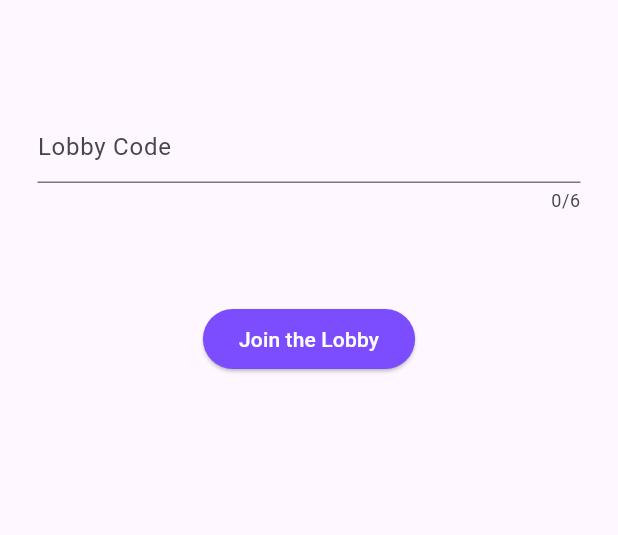
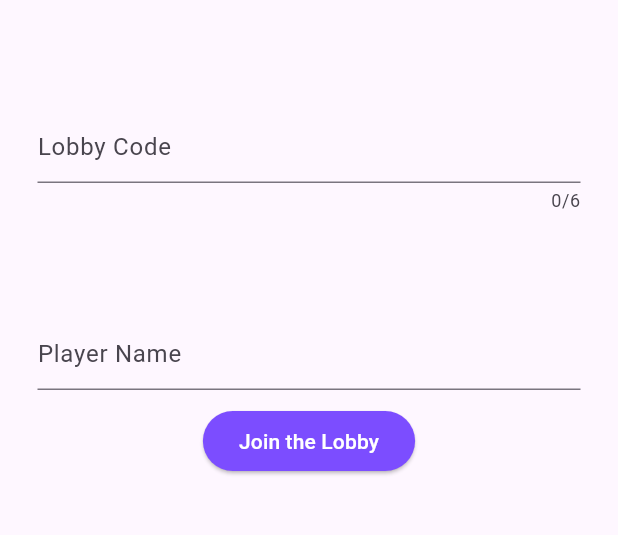
Before and after one commit to TimeSortOfWellSpent/hunted_frontend, a Flutter app: the JoinLobby screen opened directly, after a tap on "Join the Lobby", on a phone screen of 412 x 824 dp, the part 63-598 px from its top. Run offline on Flutter 3.47's test engine with Material 3 defaults, Android fonts, the phone set to English and light mode, and no system bars; our stand-ins replace fluttertoast; network calls fail.

Commit message:
Add player name input to join lobby functionality

```diff
--- a/lib/pages/join_lobby.dart
+++ b/lib/pages/join_lobby.dart
@@ -14,6 +14,7 @@ class JoinLobby extends StatefulWidget {
 
 class _JoinLobbyState extends State<JoinLobby> {
   final TextEditingController lobbyCodeController = TextEditingController();
+  final TextEditingController playerNameController = TextEditingController();
 
   @override
   Widget build(BuildContext context) {
@@ -35,12 +36,19 @@ class _JoinLobbyState extends State<JoinLobby> {
             ),
           ),
           const SizedBox(height: 50),
+          Padding(
+            padding: const EdgeInsets.fromLTRB(25, 10, 25, 10),
+            child: TextField(
+              decoration: const InputDecoration(hintText: 'Player Name'),
+              controller: playerNameController,
+            ),
+          ),
           ElevatedButton(
             onPressed: () async {
               final response = await http.post(
                 Uri.parse('http://localhost:3000/api/join-lobby'),
                 headers: {'Content-Type': 'application/json'},
-                body: jsonEncode({'code': lobbyCodeController.text}),
+                body: jsonEncode({'code': lobbyCodeController.text, 'name': playerNameController.text}),
               );
 
               if (response.statusCode == 200) {
@@ -48,8 +56,9 @@ class _JoinLobbyState extends State<JoinLobby> {
                 Navigator.push(context, MaterialPageRoute(builder: (context) => Lobby(lobby: lobby, isHost: false)));
               } else if (response.statusCode == 400) {
                 Fluttertoast.showToast(msg: 'Lobby not found', toastLength: Toast.LENGTH_SHORT, gravity: ToastGravity.CENTER, timeInSecForIosWeb: 1, backgroundColor: Colors.red, textColor: Colors.white, fontSize: 16.0);
-              }
-              else {
+              } else if (response.statusCode == 409) {
+                Fluttertoast.showToast(msg: 'Player name already taken', toastLength: Toast.LENGTH_SHORT, gravity: ToastGravity.CENTER, timeInSecForIosWeb: 1, backgroundColor: Colors.red, textColor: Colors.white, fontSize: 16.0);
+              } else {
                 Fluttertoast.showToast(msg: 'Failed to join lobby', toastLength: Toast.LENGTH_SHORT, gravity: ToastGravity.CENTER, timeInSecForIosWeb: 1, backgroundColor: Colors.red, textColor: Colors.white, fontSize: 16.0);
               }
 
```
